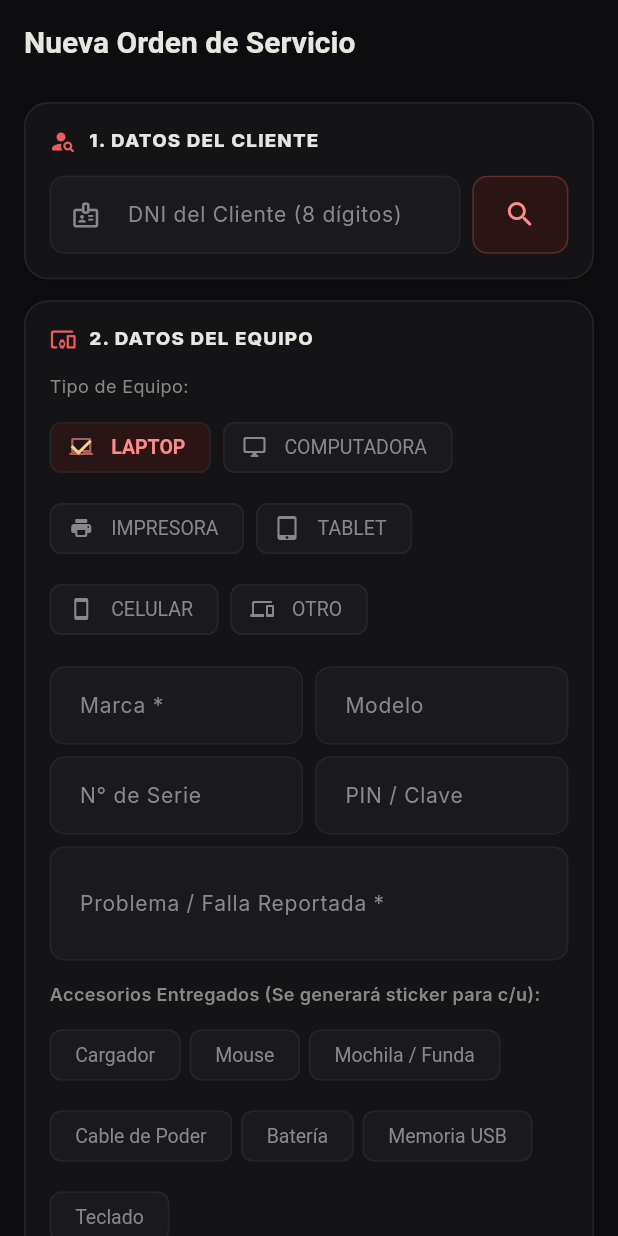
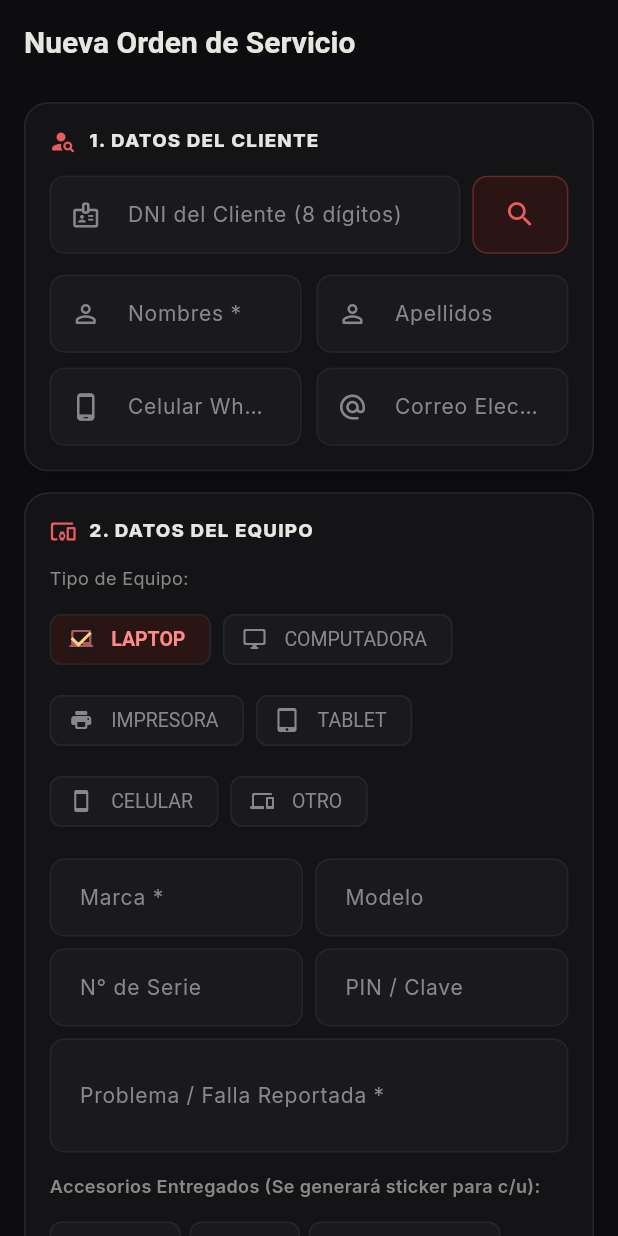
Before and after one commit to Franck147/TECROB-FLUTTER, a Flutter app: the NuevaOrdenScreen screen opened directly with empty values, on a phone screen of 412 x 824 dp. Run offline on Flutter 3.47's test engine with Material 3 defaults, Android fonts, the phone set to English and light mode, and no system bars; our stand-ins replace dio, flutter_riverpod, google_fonts, pdf, printing, supabase_flutter; accounts and stored records are empty.

Commit message:
Permitir ingreso directo y permanente de Nombres, Apellidos y Celular en Datos del Cliente al no encontrar por DNI

```diff
--- a/lib/presentation/screens/nueva_orden/nueva_orden_screen.dart
+++ b/lib/presentation/screens/nueva_orden/nueva_orden_screen.dart
@@ -32,7 +32,6 @@ class _NuevaOrdenScreenState extends ConsumerState<NuevaOrdenScreen> {
 
   ClienteModel? _clienteSeleccionado;
   bool _buscandoDni = false;
-  bool _mostrarFormNuevoCliente = false;
   String? _dniMensajeEstado;
 
   // Controladores Equipo
@@ -93,8 +92,6 @@ class _NuevaOrdenScreenState extends ConsumerState<NuevaOrdenScreen> {
 
     setState(() {
       _buscandoDni = true;
-      _clienteSeleccionado = null;
-      _mostrarFormNuevoCliente = false;
       _dniMensajeEstado = null;
     });
 
@@ -106,7 +103,15 @@ class _NuevaOrdenScreenState extends ConsumerState<NuevaOrdenScreen> {
       setState(() {
         _clienteSeleccionado = clienteExistente;
         _buscandoDni = false;
-        _dniMensajeEstado = '✓ Cliente encontrado en la base de datos';
+        _nombreClienteController.text = clienteExistente.nombre;
+        _apellidoClienteController.text = clienteExistente.apellido ?? '';
+        if (clienteExistente.telefono != null && clienteExistente.telefono!.isNotEmpty) {
+          _telefonoClienteController.text = clienteExistente.telefono!;
+        }
+        if (clienteExistente.email != null && clienteExistente.email!.isNotEmpty) {
+          _emailClienteController.text = clienteExistente.email!;
+        }
+        _dniMensajeEstado = '✓ Cliente registrado en el sistema: ${clienteExistente.nombreCompleto}';
       });
       return;
     }
@@ -117,61 +122,15 @@ class _NuevaOrdenScreenState extends ConsumerState<NuevaOrdenScreen> {
 
     setState(() {
       _buscandoDni = false;
-      _mostrarFormNuevoCliente = true;
+      _clienteSeleccionado = null;
       if (datosDni != null && datosDni.nombres != null && datosDni.nombres!.isNotEmpty) {
         _nombreClienteController.text = datosDni.nombres ?? '';
         _apellidoClienteController.text = datosDni.apellidosCompletos;
-        _dniMensajeEstado = '✓ Datos obtenidos de RENIEC: ${datosDni.nombreCompleto}';
+        _dniMensajeEstado = '✓ Datos obtenidos de RENIEC: ${datosDni.nombreCompleto}. Ingresa su celular.';
       } else {
-        _nombreClienteController.clear();
-        _apellidoClienteController.clear();
-        _dniMensajeEstado = 'ℹ️ DNI no encontrado en RENIEC. Ingrésalo manualmente.';
+        _dniMensajeEstado = 'ℹ️ DNI no registrado. Completa los nombres y celular abajo.';
       }
     });
-  }
-
-  Future<void> _registrarClienteRapido() async {
-    final auth = ref.read(authProvider);
-    final empresaId = auth.tecnico?.empresaId;
-    if (empresaId == null) return;
-
-    if (_nombreClienteController.text.trim().isEmpty) {
-      ScaffoldMessenger.of(context).showSnackBar(
-        const SnackBar(content: Text('Ingresa el nombre del cliente')),
-      );
-      return;
-    }
-
-    try {
-      final nuevo = await ref.read(clienteRepositoryProvider).crearCliente({
-        'empresa_id': empresaId,
-        'nombre': _nombreClienteController.text.trim(),
-        'apellido': _apellidoClienteController.text.trim().isNotEmpty
-            ? _apellidoClienteController.text.trim()
-            : null,
-        'dni': _dniController.text.trim(),
-        'telefono': _telefonoClienteController.text.trim().isNotEmpty
-            ? _telefonoClienteController.text.trim()
-            : null,
-        'email': _emailClienteController.text.trim().isNotEmpty
-            ? _emailClienteController.text.trim()
-            : null,
-      });
-
-      setState(() {
-        _clienteSeleccionado = nuevo;
-        _mostrarFormNuevoCliente = false;
-      });
-    } catch (e) {
-      if (mounted) {
-        ScaffoldMessenger.of(context).showSnackBar(
-          SnackBar(
-            content: Text('Error al registrar cliente: $e'),
-            backgroundColor: AppColors.error,
-          ),
-        );
-      }
-    }
   }
 
   void _abrirSelectorServicios() {
@@ -279,9 +238,18 @@ class _NuevaOrdenScreenState extends ConsumerState<NuevaOrdenScreen> {
   }
 
   Future<void> _guardarOrden() async {
-    if (_clienteSeleccionado == null) {
+    final nombreCliente = _nombreClienteController.text.trim();
+    if (nombreCliente.isEmpty) {
       ScaffoldMessenger.of(context).showSnackBar(
-        const SnackBar(content: Text('Debes seleccionar o registrar un cliente')),
+        const SnackBar(content: Text('Ingresa el nombre del cliente')),
+      );
+      return;
+    }
+
+    final telefonoCliente = _telefonoClienteController.text.trim();
+    if (telefonoCliente.isEmpty) {
+      ScaffoldMessenger.of(context).showSnackBar(
+        const SnackBar(content: Text('Ingresa el número de celular del cliente')),
       );
       return;
     }
@@ -309,11 +277,46 @@ class _NuevaOrdenScreenState extends ConsumerState<NuevaOrdenScreen> {
     setState(() => _guardando = true);
 
     try {
+      int clienteId;
+
+      if (_clienteSeleccionado != null) {
+        clienteId = _clienteSeleccionado!.id;
+        // Actualizar datos del cliente por si se corrigieron
+        await ref.read(clienteRepositoryProvider).actualizarCliente(clienteId, {
+          'nombre': nombreCliente,
+          if (_apellidoClienteController.text.trim().isNotEmpty)
+            'apellido': _apellidoClienteController.text.trim(),
+          if (telefonoCliente.isNotEmpty)
+            'telefono': telefonoCliente,
+          if (_emailClienteController.text.trim().isNotEmpty)
+            'email': _emailClienteController.text.trim(),
+          if (_dniController.text.trim().isNotEmpty)
+            'dni': _dniController.text.trim(),
+        });
+      } else {
+        // Crear cliente nuevo automáticamente
+        final nuevo = await ref.read(clienteRepositoryProvider).crearCliente({
+          'empresa_id': empresaId,
+          'nombre': nombreCliente,
+          'apellido': _apellidoClienteController.text.trim().isNotEmpty
+              ? _apellidoClienteController.text.trim()
+              : null,
+          'dni': _dniController.text.trim().isNotEmpty
+              ? _dniController.text.trim()
+              : null,
+          'telefono': telefonoCliente.isNotEmpty ? telefonoCliente : null,
+          'email': _emailClienteController.text.trim().isNotEmpty
+              ? _emailClienteController.text.trim()
+              : null,
+        });
+        clienteId = nuevo.id;
+      }
+
       final adelantoVal = double.tryParse(_adelantoController.text.trim()) ?? 0.0;
 
       final datosOrden = {
         'empresa_id': empresaId,
-        'cliente_id': _clienteSeleccionado!.id,
+        'cliente_id': clienteId,
         'tecnico_id': tecnicoId,
         'estado': 'pendiente',
         'prioridad': _prioridad,
@@ -470,7 +473,6 @@ class _NuevaOrdenScreenState extends ConsumerState<NuevaOrdenScreen> {
       _apellidoClienteController.clear();
       _telefonoClienteController.clear();
       _emailClienteController.clear();
-      _mostrarFormNuevoCliente = false;
       _dniMensajeEstado = null;
       _marcaController.clear();
       _modeloController.clear();
@@ -510,58 +512,6 @@ class _NuevaOrdenScreenState extends ConsumerState<NuevaOrdenScreen> {
                 child: Column(
                   crossAxisAlignment: CrossAxisAlignment.start,
                   children: [
-                    if (_clienteSeleccionado != null) ...[
-                      // Cliente ya seleccionado
-                      Container(
-                        padding: const EdgeInsets.all(14),
-                        decoration: BoxDecoration(
-                          color: AppColors.fondoSuperficieOf(context),
-                          borderRadius: BorderRadius.circular(12),
-                          border: Border.all(color: AppColors.tertiary.withValues(alpha: 0.5)),
-                        ),
-                        child: Row(
-                          children: [
-                            Container(
-                              padding: const EdgeInsets.all(8),
-                              decoration: const BoxDecoration(
-                                color: AppColors.tertiaryContainer,
-                                shape: BoxShape.circle,
-                              ),
-                              child: const Icon(Icons.check_rounded,
-                                  color: AppColors.tertiary, size: 20),
-                            ),
-                            const SizedBox(width: 12),
-                            Expanded(
-                              child: Column(
-                                crossAxisAlignment: CrossAxisAlignment.start,
-                                children: [
-                                  Text(
-                                    _clienteSeleccionado!.nombreCompleto,
-                                    style: const TextStyle(
-                                        fontWeight: FontWeight.bold, fontSize: 14.5),
-                                  ),
-                                  Text(
-                                    'DNI: ${_clienteSeleccionado!.dni ?? "—"} • Tel: ${_clienteSeleccionado!.telefono ?? "—"}',
-                                    style: const TextStyle(
-                                        fontSize: 12, color: AppColors.textoSecundario),
-                                  ),
-                                ],
-                              ),
-                            ),
-                            IconButton(
-                              icon: const Icon(Icons.close_rounded, size: 20),
-                              onPressed: () {
-                                setState(() {
-                                  _clienteSeleccionado = null;
-                                  _dniController.clear();
-                                  _dniMensajeEstado = null;
-                                });
-                              },
-                            ),
-                          ],
-                        ),
-                      ),
-                    ] else ...[
                     // Buscador de DNI con Botón de Búsqueda
                     Row(
                       crossAxisAlignment: CrossAxisAlignment.start,
@@ -570,9 +520,25 @@ class _NuevaOrdenScreenState extends ConsumerState<NuevaOrdenScreen> {
                           child: CustomTextField(
                             controller: _dniController,
                             label: 'DNI del Cliente (8 dígitos)',
-                              hint: 'Ingresa DNI para autocompletar...',
+                            hint: 'Ingresa DNI para consultar RENIEC o BD...',
                             keyboardType: TextInputType.number,
                             prefixIcon: Icons.badge_outlined,
+                            suffixIcon: _dniController.text.isNotEmpty
+                                ? IconButton(
+                                    icon: const Icon(Icons.clear_rounded, size: 18),
+                                    onPressed: () {
+                                      setState(() {
+                                        _dniController.clear();
+                                        _dniMensajeEstado = null;
+                                        _clienteSeleccionado = null;
+                                        _nombreClienteController.clear();
+                                        _apellidoClienteController.clear();
+                                        _telefonoClienteController.clear();
+                                        _emailClienteController.clear();
+                                      });
+                                    },
+                                  )
+                                : null,
                             onChanged: (val) {
                               if (val.trim().length == 8) {
                                 _buscarDni(val.trim());
@@ -588,8 +554,8 @@ class _NuevaOrdenScreenState extends ConsumerState<NuevaOrdenScreen> {
                                 ? null
                                 : () => _buscarDni(_dniController.text.trim()),
                             style: ElevatedButton.styleFrom(
-                                backgroundColor: AppColors.rojoContenedor,
-                                foregroundColor: AppColors.rojoClaro,
+                              backgroundColor: AppColors.rojoContenedorOf(context),
+                              foregroundColor: AppColors.rojoPrimario,
                               shape: RoundedRectangleBorder(
                                 borderRadius: BorderRadius.circular(10),
                                 side: BorderSide(
@@ -604,7 +570,7 @@ class _NuevaOrdenScreenState extends ConsumerState<NuevaOrdenScreen> {
                                     height: 18,
                                     child: CircularProgressIndicator(
                                       strokeWidth: 2,
-                                        color: AppColors.rojoClaro,
+                                      color: AppColors.rojoPrimario,
                                     ),
                                   )
                                 : const Icon(Icons.search_rounded, size: 22),
@@ -617,6 +583,19 @@ class _NuevaOrdenScreenState extends ConsumerState<NuevaOrdenScreen> {
                       const SizedBox(height: 6),
                       Padding(
                         padding: const EdgeInsets.symmetric(horizontal: 4),
+                        child: Row(
+                          children: [
+                            Icon(
+                              _dniMensajeEstado!.startsWith('✓')
+                                  ? Icons.check_circle_outline_rounded
+                                  : Icons.info_outline_rounded,
+                              size: 15,
+                              color: _dniMensajeEstado!.startsWith('✓')
+                                  ? AppColors.tertiary
+                                  : AppColors.secondary,
+                            ),
+                            const SizedBox(width: 6),
+                            Expanded(
                               child: Text(
                                 _dniMensajeEstado!,
                                 style: TextStyle(
@@ -629,60 +608,64 @@ class _NuevaOrdenScreenState extends ConsumerState<NuevaOrdenScreen> {
                               ),
                             ),
                           ],
+                        ),
+                      ),
+                    ],
 
-                      if (_mostrarFormNuevoCliente) ...[
                     const SizedBox(height: 14),
-                        Container(
-                          padding: const EdgeInsets.all(14),
-                          decoration: BoxDecoration(
-                            color: AppColors.fondoSuperficie,
-                            borderRadius: BorderRadius.circular(12),
-                            border: Border.all(color: AppColors.fondoBorde),
-                          ),
-                          child: Column(
+
+                    // Campos de Nombre y Apellido (Siempre visibles)
+                    Row(
                       crossAxisAlignment: CrossAxisAlignment.start,
                       children: [
-                              const Text(
-                                'Registrar Nuevo Cliente',
-                                style: TextStyle(
-                                  fontWeight: FontWeight.bold,
-                                  fontSize: 13.5,
-                                  color: AppColors.textoPrincipal,
+                        Expanded(
+                          child: CustomTextField(
+                            controller: _nombreClienteController,
+                            label: 'Nombres *',
+                            hint: 'Ej. Juan Carlos',
+                            textCapitalization: TextCapitalization.words,
+                            prefixIcon: Icons.person_outline_rounded,
                           ),
                         ),
-                              const SizedBox(height: 10),
-                              CustomTextField(
-                                controller: _nombreClienteController,
-                                label: 'Nombres *',
-                                textCapitalization: TextCapitalization.words,
-                              ),
-                              const SizedBox(height: 8),
-                              CustomTextField(
+                        const SizedBox(width: 10),
+                        Expanded(
+                          child: CustomTextField(
                             controller: _apellidoClienteController,
                             label: 'Apellidos',
+                            hint: 'Ej. Pérez Quispe',
                             textCapitalization: TextCapitalization.words,
-                              ),
-                              const SizedBox(height: 8),
-                              CustomTextField(
-                                controller: _telefonoClienteController,
-                                label: 'Teléfono / Celular WhatsApp',
-                                keyboardType: TextInputType.phone,
-                                prefixIcon: Icons.phone_android_rounded,
-                              ),
-                              const SizedBox(height: 12),
-                              SizedBox(
-                                width: double.infinity,
-                                child: ElevatedButton.icon(
-                                  onPressed: _registrarClienteRapido,
-                                  icon: const Icon(Icons.person_add_alt_1_rounded, size: 18),
-                                  label: const Text('Confirmar y Asignar Cliente'),
+                            prefixIcon: Icons.person_outline_rounded,
                           ),
                         ),
                       ],
                     ),
+                    const SizedBox(height: 10),
+
+                    // Campos de Teléfono / Celular y Email (Siempre visibles)
+                    Row(
+                      crossAxisAlignment: CrossAxisAlignment.start,
+                      children: [
+                        Expanded(
+                          child: CustomTextField(
+                            controller: _telefonoClienteController,
+                            label: 'Celular WhatsApp *',
+                            hint: 'Ej. 987654321',
+                            keyboardType: TextInputType.phone,
+                            prefixIcon: Icons.phone_android_rounded,
+                          ),
+                        ),
+                        const SizedBox(width: 10),
+                        Expanded(
+                          child: CustomTextField(
+                            controller: _emailClienteController,
+                            label: 'Correo Electrónico (opcional)',
+                            hint: 'cliente@gmail.com',
+                            keyboardType: TextInputType.emailAddress,
+                            prefixIcon: Icons.alternate_email_rounded,
+                          ),
                         ),
                       ],
-                    ],
+                    ),
                   ],
                 ),
               ),
```
Lines whose indentation alone changed are shown as unchanged.
